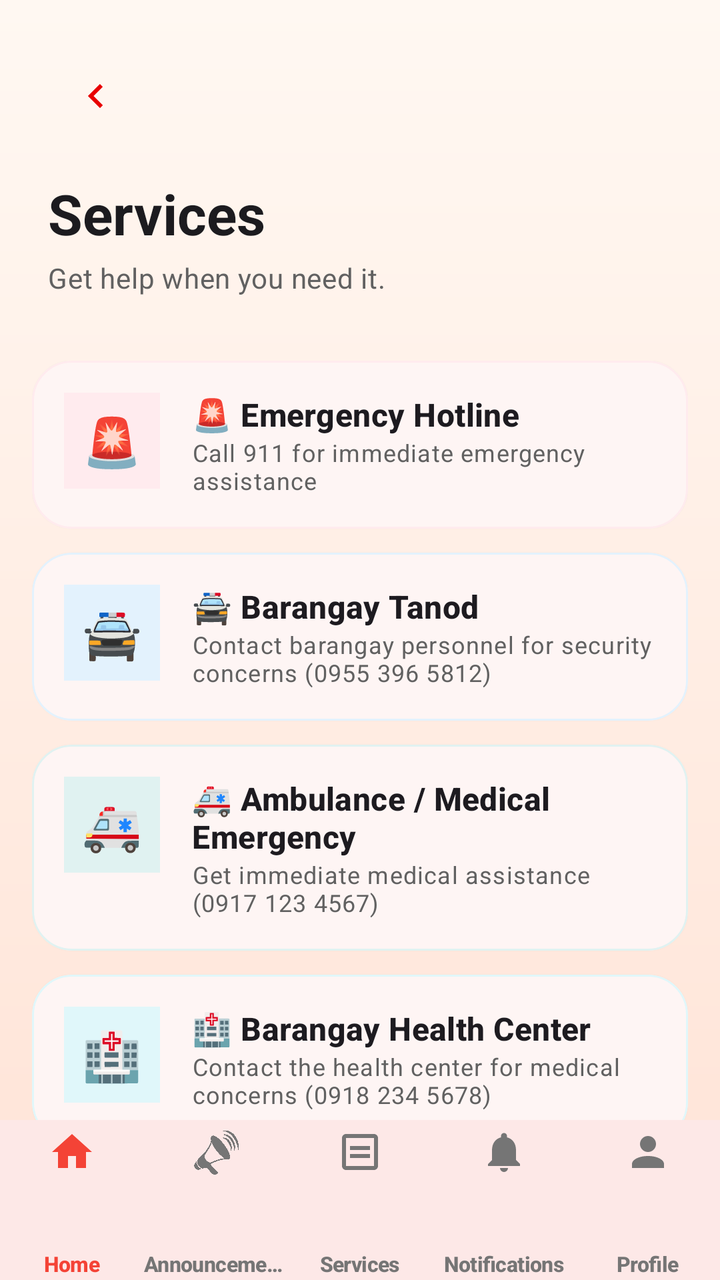
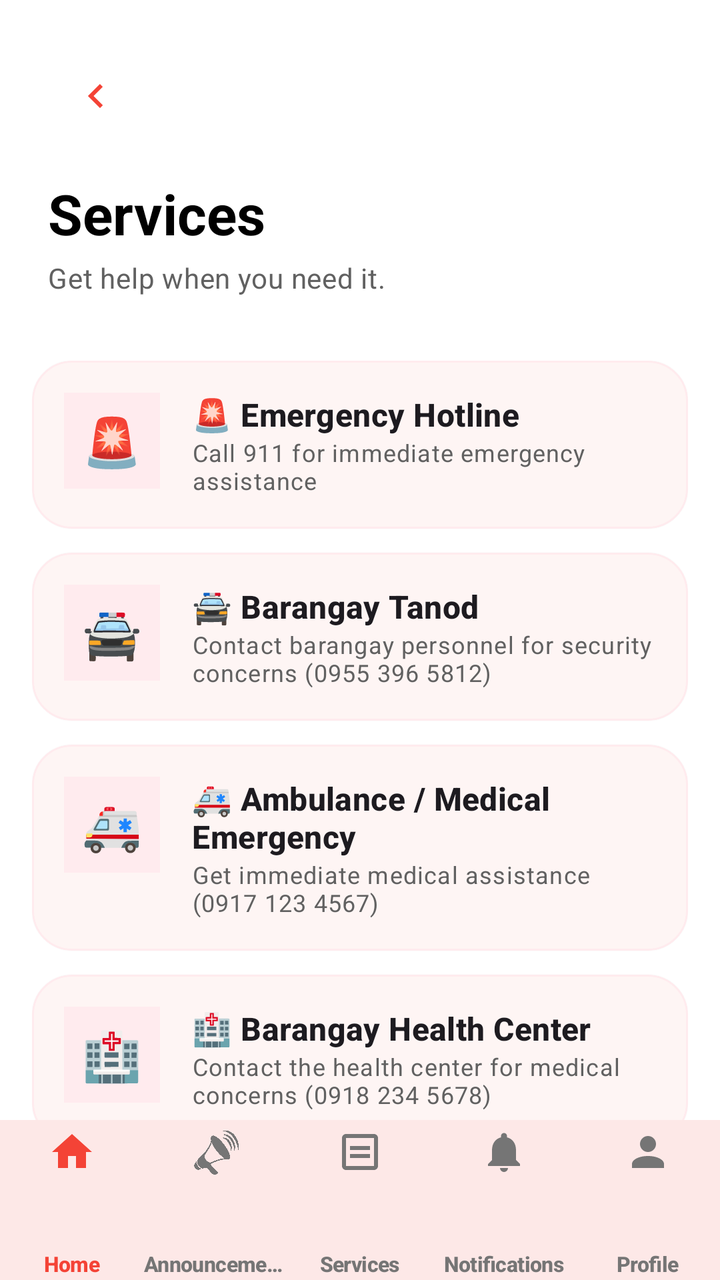

Before-and-after screenshots of an Android layout around one commit, followed by the original layout XML and the change that was made.
<!-- AndroidManifest.xml: application theme Theme.IServeKo -->
<!-- res/layout/activity_service.xml -->
<?xml version="1.0" encoding="utf-8"?>
<androidx.coordinatorlayout.widget.CoordinatorLayout xmlns:android="http://schemas.android.com/apk/res/android"
    xmlns:app="http://schemas.android.com/apk/res-auto"
    xmlns:tools="http://schemas.android.com/tools"
    android:id="@+id/main"
    android:layout_width="match_parent"
    android:layout_height="match_parent"
    android:background="@drawable/designbrg_v2"
    tools:context=".Service">

    <com.google.android.material.appbar.AppBarLayout
        android:layout_width="match_parent"
        android:layout_height="wrap_content"
        android:background="@android:color/transparent"
        app:elevation="0dp"
        app:liftOnScroll="false">

        <RelativeLayout
            android:layout_width="match_parent"
            android:layout_height="wrap_content"
            android:padding="24dp">

            <ImageButton
                android:id="@+id/btnBack"
                android:layout_width="48dp"
                android:layout_height="48dp"
                android:layout_alignParentStart="true"
                android:background="?attr/selectableItemBackgroundBorderless"
                android:contentDescription="@string/back_label"
                android:src="@drawable/ic_arrow_next"
                android:rotation="180"
                app:tint="#E80000" />

            <LinearLayout
                android:layout_width="wrap_content"
                android:layout_height="wrap_content"
                android:layout_below="@id/btnBack"
                android:layout_marginTop="16dp"
                android:orientation="vertical">

                <TextView
                    android:layout_width="wrap_content"
                    android:layout_height="wrap_content"
                    android:text="@string/services_header"
                    android:textAppearance="@style/TextAppearance.Material3.HeadlineMedium"
                    android:textColor="@color/onSurface"
                    android:textStyle="bold" />

                <TextView
                    android:layout_width="wrap_content"
                    android:layout_height="wrap_content"
                    android:layout_marginTop="4dp"
                    android:text="@string/services_subtitle"
                    android:textAppearance="@style/TextAppearance.Material3.BodyMedium"
                    android:textColor="@color/onSurfaceVariant" />
            </LinearLayout>

        </RelativeLayout>

    </com.google.android.material.appbar.AppBarLayout>

    <androidx.core.widget.NestedScrollView
        android:layout_width="match_parent"
        android:layout_height="match_parent"
        app:layout_behavior="@string/appbar_scrolling_view_behavior">

        <LinearLayout
            android:layout_width="match_parent"
            android:layout_height="wrap_content"
            android:orientation="vertical"
            android:paddingHorizontal="16dp"
            android:paddingTop="8dp"
            android:paddingBottom="80dp">

            
            <com.google.android.material.card.MaterialCardView
                android:id="@+id/cardEmergencyHotline"
                style="?attr/materialCardViewElevatedStyle"
                android:layout_width="match_parent"
                android:layout_height="wrap_content"
                android:layout_marginBottom="12dp"
                app:cardBackgroundColor="@color/white"
                app:cardCornerRadius="20dp"
                app:strokeColor="@color/dash_red_light"
                app:strokeWidth="1dp">

                <RelativeLayout
                    android:layout_width="match_parent"
                    android:layout_height="wrap_content"
                    android:padding="16dp">

                    <TextView
                        android:id="@+id/iconEmergency"
                        android:layout_width="48dp"
                        android:layout_height="48dp"
                        android:background="@color/dash_red_light"
                        android:gravity="center"
                        android:text="@string/emoji_emergency"
                        android:textSize="24sp" />

                    <LinearLayout
                        android:layout_width="match_parent"
                        android:layout_height="wrap_content"
                        android:layout_centerVertical="true"
                        android:layout_marginStart="16dp"
                        android:layout_toEndOf="@id/iconEmergency"
                        android:orientation="vertical">

                        <TextView
                            android:layout_width="wrap_content"
                            android:layout_height="wrap_content"
                            android:text="@string/emergency_hotline_title"
                            android:textAppearance="@style/TextAppearance.Material3.TitleMedium"
                            android:textStyle="bold" />

                        <TextView
                            android:layout_width="wrap_content"
                            android:layout_height="wrap_content"
                            android:text="@string/emergency_hotline_desc"
                            android:textAppearance="@style/TextAppearance.Material3.BodySmall"
                            android:textColor="@color/onSurfaceVariant" />
                    </LinearLayout>
                </RelativeLayout>
            </com.google.android.material.card.MaterialCardView>

            
            <com.google.android.material.card.MaterialCardView
                android:id="@+id/cardBarangayTanod"
                style="?attr/materialCardViewElevatedStyle"
                android:layout_width="match_parent"
                android:layout_height="wrap_content"
                android:layout_marginBottom="12dp"
                app:cardBackgroundColor="@color/white"
                app:cardCornerRadius="20dp"
                app:strokeColor="@color/dash_blue_light"
                app:strokeWidth="1dp">

                <RelativeLayout
                    android:layout_width="match_parent"
                    android:layout_height="wrap_content"
                    android:padding="16dp">

                    <TextView
                        android:id="@+id/iconTanod"
                        android:layout_width="48dp"
                        android:layout_height="48dp"
                        android:background="@color/dash_blue_light"
                        android:gravity="center"
                        android:text="@string/emoji_tanod"
                        android:textSize="24sp" />

                    <LinearLayout
                        android:layout_width="match_parent"
                        android:layout_height="wrap_content"
                        android:layout_centerVertical="true"
                        android:layout_marginStart="16dp"
                        android:layout_toEndOf="@id/iconTanod"
                        android:orientation="vertical">

                        <TextView
                            android:layout_width="wrap_content"
                            android:layout_height="wrap_content"
                            android:text="@string/barangay_tanod_title"
                            android:textAppearance="@style/TextAppearance.Material3.TitleMedium"
                            android:textStyle="bold" />

                        <TextView
                            android:layout_width="wrap_content"
                            android:layout_height="wrap_content"
                            android:text="@string/barangay_tanod_desc"
                            android:textAppearance="@style/TextAppearance.Material3.BodySmall"
                            android:textColor="@color/onSurfaceVariant" />
                    </LinearLayout>
                </RelativeLayout>
            </com.google.android.material.card.MaterialCardView>

            
            <com.google.android.material.card.MaterialCardView
                android:id="@+id/cardAmbulance"
                style="?attr/materialCardViewElevatedStyle"
                android:layout_width="match_parent"
                android:layout_height="wrap_content"
                android:layout_marginBottom="12dp"
                app:cardBackgroundColor="@color/white"
                app:cardCornerRadius="20dp"
                app:strokeColor="@color/dash_teal_light"
                app:strokeWidth="1dp">

                <RelativeLayout
                    android:layout_width="match_parent"
                    android:layout_height="wrap_content"
                    android:padding="16dp">

                    <TextView
                        android:id="@+id/iconAmbulance"
                        android:layout_width="48dp"
                        android:layout_height="48dp"
                        android:background="@color/dash_teal_light"
                        android:gravity="center"
                        android:text="@string/emoji_ambulance"
                        android:textSize="24sp" />

                    <LinearLayout
                        android:layout_width="match_parent"
                        android:layout_height="wrap_content"
                        android:layout_centerVertical="true"
                        android:layout_marginStart="16dp"
                        android:layout_toEndOf="@id/iconAmbulance"
                        android:orientation="vertical">

                        <TextView
                            android:layout_width="wrap_content"
                            android:layout_height="wrap_content"
                            android:text="@string/ambulance_medical_title"
                            android:textAppearance="@style/TextAppearance.Material3.TitleMedium"
                            android:textStyle="bold" />

                        <TextView
                            android:layout_width="wrap_content"
                            android:layout_height="wrap_content"
                            android:text="@string/ambulance_medical_desc"
                            android:textAppearance="@style/TextAppearance.Material3.BodySmall"
                            android:textColor="@color/onSurfaceVariant" />
                    </LinearLayout>
                </RelativeLayout>
            </com.google.android.material.card.MaterialCardView>

            
            <com.google.android.material.card.MaterialCardView
                android:id="@+id/cardHealthCenter"
                style="?attr/materialCardViewElevatedStyle"
                android:layout_width="match_parent"
                android:layout_height="wrap_content"
                android:layout_marginBottom="12dp"
                app:cardBackgroundColor="@color/white"
                app:cardCornerRadius="20dp"
                app:strokeColor="@color/dash_cyan_light"
                app:strokeWidth="1dp">

                <RelativeLayout
                    android:layout_width="match_parent"
                    android:layout_height="wrap_content"
                    android:padding="16dp">

                    <TextView
                        android:id="@+id/iconHealth"
                        android:layout_width="48dp"
                        android:layout_height="48dp"
                        android:background="@color/dash_cyan_light"
                        android:gravity="center"
                        android:text="@string/emoji_health"
                        android:textSize="24sp" />

                    <LinearLayout
                        android:layout_width="match_parent"
                        android:layout_height="wrap_content"
                        android:layout_centerVertical="true"
                        android:layout_marginStart="16dp"
                        android:layout_toEndOf="@id/iconHealth"
                        android:orientation="vertical">

                        <TextView
                            android:layout_width="wrap_content"
                            android:layout_height="wrap_content"
                            android:text="@string/health_center_title"
                            android:textAppearance="@style/TextAppearance.Material3.TitleMedium"
                            android:textStyle="bold" />

                        <TextView
                            android:layout_width="wrap_content"
                            android:layout_height="wrap_content"
                            android:text="@string/health_center_desc"
                            android:textAppearance="@style/TextAppearance.Material3.BodySmall"
                            android:textColor="@color/onSurfaceVariant" />
                    </LinearLayout>
                </RelativeLayout>
            </com.google.android.material.card.MaterialCardView>

            
            <com.google.android.material.card.MaterialCardView
                android:id="@+id/cardBarangayHall"
                style="?attr/materialCardViewElevatedStyle"
                android:layout_width="match_parent"
                android:layout_height="wrap_content"
                android:layout_marginBottom="12dp"
                app:cardBackgroundColor="@color/white"
                app:cardCornerRadius="20dp"
                app:strokeColor="@color/dash_purple_light"
                app:strokeWidth="1dp">

                <RelativeLayout
                    android:layout_width="match_parent"
                    android:layout_height="wrap_content"
                    android:padding="16dp">

                    <TextView
                        android:id="@+id/iconHall"
                        android:layout_width="48dp"
                        android:layout_height="48dp"
                        android:background="@color/dash_purple_light"
                        android:gravity="center"
                        android:text="@string/emoji_hall"
                        android:textSize="24sp" />

                    <LinearLayout
                        android:layout_width="match_parent"
                        android:layout_height="wrap_content"
                        android:layout_centerVertical="true"
                        android:layout_marginStart="16dp"
                        android:layout_toEndOf="@id/iconHall"
                        android:orientation="vertical">

                        <TextView
                            android:layout_width="wrap_content"
                            android:layout_height="wrap_content"
                            android:text="@string/barangay_hall_title"
                            android:textAppearance="@style/TextAppearance.Material3.TitleMedium"
                            android:textStyle="bold" />

                        <TextView
                            android:layout_width="wrap_content"
                            android:layout_height="wrap_content"
                            android:text="@string/barangay_hall_desc"
                            android:textAppearance="@style/TextAppearance.Material3.BodySmall"
                            android:textColor="@color/onSurfaceVariant" />
                    </LinearLayout>
                </RelativeLayout>
            </com.google.android.material.card.MaterialCardView>

            
            <com.google.android.material.card.MaterialCardView
                android:id="@+id/cardMeetingRequest"
                style="?attr/materialCardViewElevatedStyle"
                android:layout_width="match_parent"
                android:layout_height="wrap_content"
                android:layout_marginBottom="12dp"
                app:cardBackgroundColor="@color/white"
                app:cardCornerRadius="20dp"
                app:strokeColor="@color/dash_cyan_light"
                app:strokeWidth="1dp">

                <RelativeLayout
                    android:layout_width="match_parent"
                    android:layout_height="wrap_content"
                    android:padding="16dp">

                    <TextView
                        android:id="@+id/iconMeeting"
                        android:layout_width="48dp"
                        android:layout_height="48dp"
                        android:background="@color/dash_cyan_light"
                        android:gravity="center"
                        android:text="📅"
                        android:textSize="24sp" />

                    <LinearLayout
                        android:layout_width="match_parent"
                        android:layout_height="wrap_content"
                        android:layout_centerVertical="true"
                        android:layout_marginStart="16dp"
                        android:layout_toEndOf="@id/iconMeeting"
                        android:orientation="vertical">

                        <TextView
                            android:layout_width="wrap_content"
                            android:layout_height="wrap_content"
                            android:text="📅 Request Meeting Schedule"
                            android:textAppearance="@style/TextAppearance.Material3.TitleMedium"
                            android:textStyle="bold" />

                        <TextView
                            android:layout_width="wrap_content"
                            android:layout_height="wrap_content"
                            android:text="Schedule a meeting with barangay officials"
                            android:textAppearance="@style/TextAppearance.Material3.BodySmall"
                            android:textColor="@color/onSurfaceVariant" />
                    </LinearLayout>
                </RelativeLayout>
            </com.google.android.material.card.MaterialCardView>


        </LinearLayout>
    </androidx.core.widget.NestedScrollView>

    <com.google.android.material.bottomnavigation.BottomNavigationView
        android:id="@+id/bottomNavigation"
        android:layout_width="match_parent"
        android:layout_height="wrap_content"
        android:layout_gravity="bottom"
        android:background="@color/white"
        app:elevation="8dp"
        app:itemIconTint="@color/nav_item_color"
        app:itemPaddingBottom="4dp"
        app:itemPaddingTop="4dp"
        app:itemRippleColor="#33F44336"
        app:itemTextAppearanceActive="@style/BottomNavText"
        app:itemTextAppearanceInactive="@style/BottomNavText"
        app:itemTextColor="@color/nav_item_color"
        app:labelVisibilityMode="labeled"
        app:menu="@menu/bottom_nav_menu" />

</androidx.coordinatorlayout.widget.CoordinatorLayout>
<!-- resources referenced by this layout -->
<resources>
  <color name="dash_blue_light">#E3F2FD</color>
  <color name="dash_cyan_light">#E0F7FA</color>
  <color name="dash_purple_light">#F3E5F5</color>
  <color name="dash_red_light">#FFEBEE</color>
  <color name="dash_teal_light">#E0F2F1</color>
  <color name="onSurface">#1C1B1F</color>
  <color name="onSurfaceVariant">#616161</color>
  <color name="white">#FFFFFFFF</color>
  <!-- drawable designbrg_v2 (drawable) -->
  <?xml version="1.0" encoding="utf-8"?>
  <shape xmlns:android="http://schemas.android.com/apk/res/android">
      <gradient android:type = "linear" android:angle="100"
          android:startColor="#FFF8F2" android:endColor="#FFE3D6"/>
  </shape>
  <!-- drawable ic_arrow_next (drawable) -->
  <vector xmlns:android="http://schemas.android.com/apk/res/android"
      android:width="24dp"
      android:height="24dp"
      android:viewportWidth="24"
      android:viewportHeight="24">
      <path
          android:fillColor="#FF000000"
          android:pathData="M8.59,16.59L13.17,12L8.59,7.41L10,6L16,12L10,18L8.59,16.59Z"/>
  </vector>
  <string name="ambulance_medical_desc">Get immediate medical assistance (0917 123 4567)</string>
  <string name="ambulance_medical_title">🚑 Ambulance / Medical Emergency</string>
  <string name="back_label">← Back</string>
  <string name="barangay_hall_desc">Contact barangay officials for assistance (0919 345 6789)</string>
  <string name="barangay_hall_title">🏛️ Barangay Hall</string>
  <string name="barangay_tanod_desc">Contact barangay personnel for security concerns (0955 396 5812)</string>
  <string name="barangay_tanod_title">🚔 Barangay Tanod</string>
  <string name="emergency_hotline_desc">Call 911 for immediate emergency assistance</string>
  <string name="emergency_hotline_title">🚨 Emergency Hotline</string>
  <string name="emoji_ambulance">🚑</string>
  <string name="emoji_emergency">🚨</string>
  <string name="emoji_hall">🏛️</string>
  <string name="emoji_health">🏥</string>
  <string name="emoji_tanod">🚔</string>
  <string name="health_center_desc">Contact the health center for medical concerns (0918 234 5678)</string>
  <string name="health_center_title">🏥 Barangay Health Center</string>
  <string name="services_header">Services</string>
  <string name="services_subtitle">Get help when you need it.</string>
  <style name="BottomNavText" parent="TextAppearance.Material3.LabelSmall">
          <item name="android:textSize">10.5sp</item>
          <item name="android:textStyle">bold</item>
          <item name="android:includeFontPadding">false</item>
          <item name="android:letterSpacing">-0.02</item>
      </style>
  <style name="Theme.IServeKo" parent="Base.Theme.IServeKo" />
  <color name="primary">#F44336</color>
  <color name="onPrimary">#FFFFFF</color>
  <color name="primaryContainer">#FFEBEE</color>
  <color name="onPrimaryContainer">#C62828</color>
  <color name="secondary">#F44336</color>
  <color name="onSecondary">#FFFFFF</color>
  <color name="secondaryContainer">#FFEBEE</color>
  <color name="onSecondaryContainer">#C62828</color>
  <color name="surface">#FFFFFF</color>
  <color name="surfaceVariant">#F5F5F5</color>
  <!-- unchanged entries left out for length: 1 -->
</resources>

<!-- the commit's change to res/layout/activity_service.xml (unified diff, before → after) -->
@@ -29,7 +29,7 @@
                 android:contentDescription="@string/back_label"
                 android:src="@drawable/ic_arrow_next"
                 android:rotation="180"
-                app:tint="#E80000" />
+                app:tint="#F44336" />
 
             <LinearLayout
                 android:layout_width="wrap_content"
<!-- resource entries referenced after the edit -->
@@ -1,18 +1,17 @@
 <!-- resources referenced by this layout -->
 <resources>
-  <color name="dash_blue_light">#E3F2FD</color>
-  <color name="dash_cyan_light">#E0F7FA</color>
-  <color name="dash_purple_light">#F3E5F5</color>
+  <color name="dash_blue_light">#FFEBEE</color>
+  <color name="dash_cyan_light">#FFEBEE</color>
+  <color name="dash_purple_light">#FFEBEE</color>
   <color name="dash_red_light">#FFEBEE</color>
-  <color name="dash_teal_light">#E0F2F1</color>
-  <color name="onSurface">#1C1B1F</color>
+  <color name="dash_teal_light">#FFEBEE</color>
+  <color name="onSurface">#FF000000</color>
   <color name="onSurfaceVariant">#616161</color>
   <color name="white">#FFFFFFFF</color>
   <!-- drawable designbrg_v2 (drawable) -->
   <?xml version="1.0" encoding="utf-8"?>
   <shape xmlns:android="http://schemas.android.com/apk/res/android">
-      <gradient android:type = "linear" android:angle="100"
-          android:startColor="#FFF8F2" android:endColor="#FFE3D6"/>
+       <solid android:color="#FFFFFFFF"/>
   </shape>
   <!-- drawable ic_arrow_next (drawable) -->
   <vector xmlns:android="http://schemas.android.com/apk/res/android"
@@ -50,14 +49,14 @@
       </style>
   <style name="Theme.IServeKo" parent="Base.Theme.IServeKo" />
   <color name="primary">#F44336</color>
-  <color name="onPrimary">#FFFFFF</color>
+  <color name="onPrimary">#FFFFFFFF</color>
   <color name="primaryContainer">#FFEBEE</color>
-  <color name="onPrimaryContainer">#C62828</color>
+  <color name="onPrimaryContainer">#F44336</color>
   <color name="secondary">#F44336</color>
-  <color name="onSecondary">#FFFFFF</color>
+  <color name="onSecondary">#FFFFFFFF</color>
   <color name="secondaryContainer">#FFEBEE</color>
-  <color name="onSecondaryContainer">#C62828</color>
-  <color name="surface">#FFFFFF</color>
+  <color name="onSecondaryContainer">#F44336</color>
+  <color name="surface">#FFFFFFFF</color>
   <color name="surfaceVariant">#F5F5F5</color>
   <!-- unchanged entries left out for length: 1 -->
 </resources>
